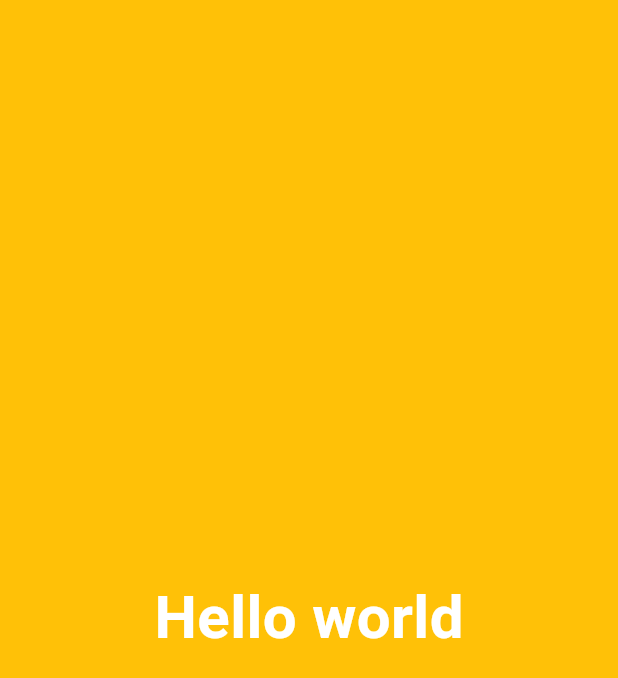
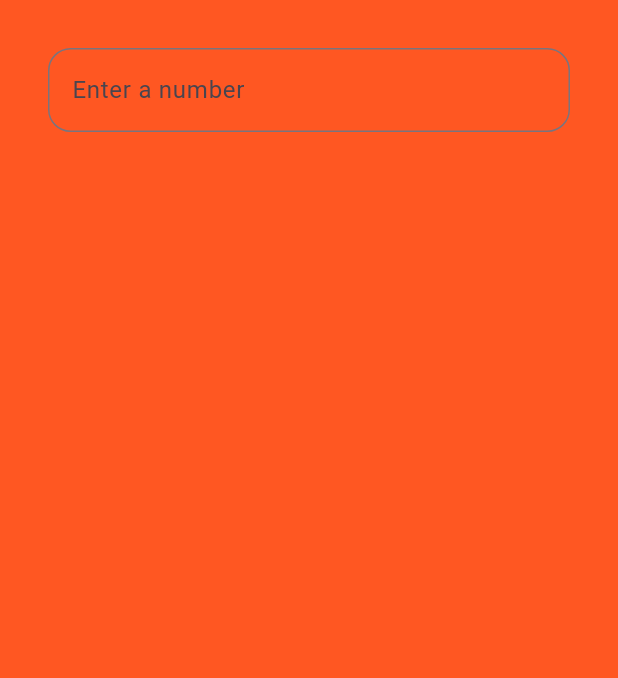
Before and after one commit to milanchauhan1803/flutter_demo_app, a Flutter app: the screen it shows after launch, on a phone screen of 412 x 824 dp. Shown: the top 678 px of the screen. Run offline on Flutter 3.47's test engine with Material 3 defaults, Android fonts, the phone set to English and light mode, and no system bars.

Commit message:
calculator app code

```diff
--- a/lib/app/app.dart
+++ b/lib/app/app.dart
@@ -8,6 +8,7 @@ class MyApp extends StatelessWidget {
   Widget build(BuildContext context) {
     return MaterialApp(
       title: "Flutter App Demo",
+      theme: ThemeData(primarySwatch: Colors.deepOrange),
       home: HomeView(),
     );
   }
--- /dev/null
+++ b/lib/app/screens/calculator_view.dart
@@ -0,0 +1,47 @@
+import 'package:flutter/material.dart';
+
+// ignore: use_key_in_widget_constructors
+class CalculatorView extends StatelessWidget {
+  @override
+  Widget build(BuildContext context) {
+    return Column(
+      children: [
+        Padding(
+          padding: const EdgeInsets.all(32.0),
+          child: TextFormField(
+            decoration: InputDecoration(
+              focusedBorder: OutlineInputBorder(
+                borderRadius: BorderRadius.all(Radius.circular(15)),
+                borderSide: BorderSide(color: Colors.black, width: 3),
+              ),
+              border: OutlineInputBorder(
+                borderRadius: BorderRadius.all(Radius.circular(15)),
+                borderSide: BorderSide(color: Colors.black),
+              ),
+              hintText: "Enter a number",
+            ),
+          ),
+        ),
+      ],
+    );
+  }
+
+  Widget calculatorDisplay({required BuildContext context}) {
+    return Padding(
+      padding: const EdgeInsets.all(32.0),
+      child: TextFormField(
+        decoration: InputDecoration(
+          focusedBorder: OutlineInputBorder(
+            borderRadius: BorderRadius.all(Radius.circular(15)),
+            borderSide: BorderSide(color: Colors.black, width: 3),
+          ),
+          border: OutlineInputBorder(
+            borderRadius: BorderRadius.all(Radius.circular(15)),
+            borderSide: BorderSide(color: Colors.black),
+          ),
+          hintText: "Enter a number",
+        ),
+      ),
+    );
+  }
+}
--- a/lib/app/screens/home_view.dart
+++ b/lib/app/screens/home_view.dart
@@ -1,24 +1,14 @@
 import 'package:flutter/material.dart';
+import 'package:flutter_app_demo/app/screens/calculator_view.dart';
 
 class HomeView extends StatelessWidget {
   const HomeView({super.key});
 
   @override
   Widget build(BuildContext context) {
-    return Material(
-      child: Container(
-        color: Colors.amber,
-        child: Center(
-          child: Text(
-            "Hello world",
-            style: TextStyle(
-              fontSize: 40,
-              color: Colors.white,
-              fontWeight: FontWeight.bold,
-            ),
-          ),
-        ),
-      ),
+    return Scaffold(
+      backgroundColor: Colors.deepOrange,
+      body: SafeArea(child: CalculatorView()),
     );
   }
 }
```
Also changed, not shown: 1 other file.
